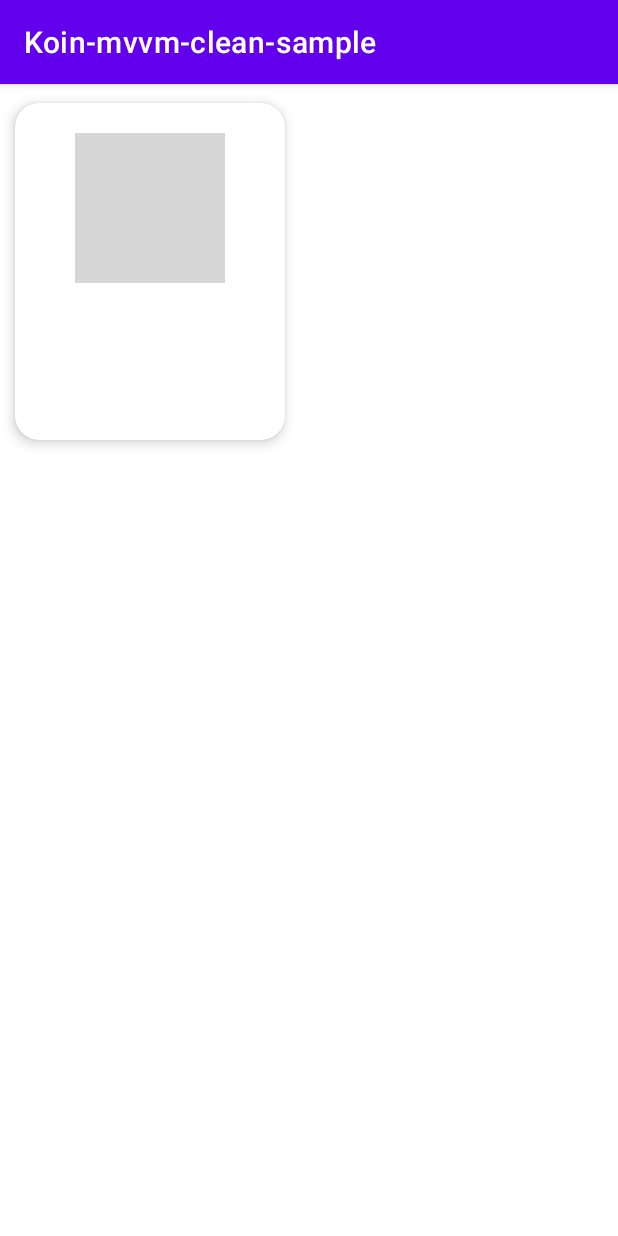
After one commit to cOdehOng-dev/koin-mvvm-clean-architecture-sample, an Android app: the fragment UserProfileFragment shown on its own in the app's theme, on a phone screen of 412 x 824 dp. The commit adds this screen. Run offline under Robolectric (Android 15) with nearby library versions, the phone set to English and light mode, and no system bars; our stand-ins replace data binding; network calls fail; pictures from the network do not load; grey boxes are pictures that could not be loaded.

Commit message:
[Feature] 검색 결과 ViewPager2 연동

```diff
--- a/app/build.gradle
+++ b/app/build.gradle
@@ -2,6 +2,7 @@ plugins {
     id 'com.android.application'
     id 'kotlin-android'
     id 'kotlin-kapt'
+    id 'kotlin-parcelize'
 }
 
 android {
@@ -41,11 +42,13 @@ dependencies {
     implementation 'androidx.appcompat:appcompat:1.4.1'
     implementation 'com.google.android.material:material:1.5.0'
     implementation 'androidx.constraintlayout:constraintlayout:2.1.3'
+    implementation "androidx.lifecycle:lifecycle-viewmodel-ktx:$lifecycle_version"
+    implementation "androidx.lifecycle:lifecycle-livedata-ktx:$lifecycle_version"
     testImplementation 'junit:junit:4.+'
     androidTestImplementation 'androidx.test.ext:junit:1.1.3'
     androidTestImplementation 'androidx.test.espresso:espresso-core:3.4.0'
 
-    //koin
+    // koin
     implementation "io.insert-koin:koin-androidx-scope:$koin_version"
     implementation "io.insert-koin:koin-androidx-viewmodel:$koin_version"
     implementation "io.insert-koin:koin-androidx-fragment:$koin_version"
--- /dev/null
+++ b/app/src/main/java/com/c0de_h0ng/myapplication/common/base/BaseFragment.kt
@@ -0,0 +1,48 @@
+package com.c0de_h0ng.myapplication.common.base
+
+import android.content.Context
+import android.os.Bundle
+import android.view.LayoutInflater
+import android.view.View
+import android.view.ViewGroup
+import androidx.annotation.LayoutRes
+import androidx.databinding.DataBindingUtil
+import androidx.databinding.ViewDataBinding
+import androidx.fragment.app.Fragment
+
+/**
+ * Created by c0de_h0ng on 2022/01/31.
+ */
+abstract class BaseFragment<VD: ViewDataBinding> : Fragment() {
+
+    lateinit var rootActivity: BaseActivity<*>
+
+    protected lateinit var binding: VD
+
+    @get:LayoutRes
+    protected abstract val layoutRes: Int
+
+    override fun onCreateView(inflater: LayoutInflater, container: ViewGroup?, savedInstanceState: Bundle?): View? {
+        binding = DataBindingUtil.inflate(inflater, layoutRes, container, false)
+        binding.lifecycleOwner = this
+        return super.onCreateView(inflater, container, savedInstanceState)
+    }
+
+    override fun onAttach(context: Context) {
+        super.onAttach(context)
+        if (context is BaseActivity<*>)
+            rootActivity = context
+    }
+
+//    fun goToFragment(cls: Class<*>, args: Bundle?) {
+//        (activity as? BaseActivity<*>)?.goToFragment(cls, args)
+//    }
+
+    fun showLoadingDialog() {
+        (activity as? BaseActivity<*>)?.showLoadingDialog()
+    }
+
+    fun hideLoadingDialog() {
+        (activity as? BaseActivity<*>)?.hideLoadingDialog()
+    }
+}
--- a/app/src/main/java/com/c0de_h0ng/myapplication/data/local/BookmarkUserDto.kt
+++ b/app/src/main/java/com/c0de_h0ng/myapplication/data/local/BookmarkUserDto.kt
@@ -20,5 +20,5 @@ data class BookmarkUserDto(
     val profileUrl: String,
 
     @ColumnInfo(name = "bookmark")
-    var isBookmark: Boolean,
+    var isBookmark: Boolean
 )
--- a/app/src/main/java/com/c0de_h0ng/myapplication/domain/model/User.kt
+++ b/app/src/main/java/com/c0de_h0ng/myapplication/domain/model/User.kt
@@ -1,12 +1,16 @@
 package com.c0de_h0ng.myapplication.domain.model
+
+import android.os.Parcelable
+import kotlinx.parcelize.Parcelize
 
 /**
  * Created by c0de_h0ng on 2022/01/30.
  */
+@Parcelize
 data class User(
     val id: Int,
     val login: String,
     val profileUrl: String,
     val htmlUrl: String,
     val reposUrl: String
-)
+) : Parcelable
--- /dev/null
+++ b/app/src/main/java/com/c0de_h0ng/myapplication/presentation/UserProfileFragment.kt
@@ -0,0 +1,50 @@
+package com.c0de_h0ng.myapplication.presentation
+
+import android.os.Bundle
+import android.view.LayoutInflater
+import android.view.View
+import android.view.ViewGroup
+import com.c0de_h0ng.myapplication.R
+import com.c0de_h0ng.myapplication.common.base.BaseFragment
+import com.c0de_h0ng.myapplication.databinding.FragmentUserProfileBinding
+import com.c0de_h0ng.myapplication.domain.model.User
+
+/**
+ * Created by c0de_h0ng on 2022/01/31.
+ */
+class UserProfileFragment : BaseFragment<FragmentUserProfileBinding>() {
+
+    private var user: User? = null
+
+    override val layoutRes: Int
+        get() = R.layout.fragment_user_profile
+
+
+    companion object {
+        fun newInstance(user: User): UserProfileFragment {
+            val bundle = Bundle()
+            bundle.putParcelable("user_profile", user)
+            return UserProfileFragment().apply {
+                arguments = bundle
+            }
+        }
+    }
+
+    override fun onCreate(savedInstanceState: Bundle?) {
+        super.onCreate(savedInstanceState)
+        arguments?.let { bundle ->
+            user = bundle.getParcelable("user_profile")
+        }
+    }
+
+    override fun onCreateView(inflater: LayoutInflater, container: ViewGroup?, savedInstanceState: Bundle?): View {
+        super.onCreateView(inflater, container, savedInstanceState)
+        binding.run {
+            profileUrl = user?.profileUrl
+            userName = user?.login
+        }
+        return binding.root
+    }
+
+
+}
--- /dev/null
+++ b/app/src/main/res/layout/fragment_user_profile.xml
@@ -0,0 +1,53 @@
+<?xml version="1.0" encoding="utf-8"?>
+<layout xmlns:android="http://schemas.android.com/apk/res/android"
+    xmlns:app="http://schemas.android.com/apk/res-auto">
+
+    <data>
+        <variable name="profileUrl" type="String" />
+        <variable name="userName" type="String" />
+    </data>
+
+    <com.google.android.material.card.MaterialCardView
+        android:id="@+id/user_card_view"
+        android:layout_width="200dp"
+        android:layout_height="250dp"
+        app:cardCornerRadius="16dp"
+        app:cardBackgroundColor="@color/white"
+        app:cardUseCompatPadding="true"
+        app:cardElevation="5dp">
+
+        <androidx.constraintlayout.widget.ConstraintLayout
+            android:layout_width="match_parent"
+            android:layout_height="match_parent">
+
+            <ImageView
+                android:id="@+id/iv_profile"
+                android:layout_width="100dp"
+                android:layout_height="100dp"
+                app:layout_constraintTop_toTopOf="parent"
+                app:layout_constraintStart_toStartOf="parent"
+                app:layout_constraintEnd_toEndOf="parent"
+                android:layout_marginTop="20dp"
+                android:layout_marginBottom="20dp"
+                img_url="@{profileUrl}"/>
+
+            <TextView
+                android:id="@+id/tv_name"
+                android:layout_width="0dp"
+                android:layout_height="wrap_content"
+                android:text="@{userName}"
+                android:textColor="@color/black"
+                android:textSize="17dp"
+                app:layout_constraintTop_toBottomOf="@id/iv_profile"
+                app:layout_constraintBottom_toBottomOf="parent"
+                app:layout_constraintStart_toStartOf="parent"
+                app:layout_constraintEnd_toEndOf="parent"
+                android:layout_marginEnd="10dp"
+                android:layout_marginStart="15dp"/>
+
+
+        </androidx.constraintlayout.widget.ConstraintLayout>
+
+    </com.google.android.material.card.MaterialCardView>
+
+</layout>
--- /dev/null
+++ b/app/src/main/res/values/dimen.xml
@@ -0,0 +1,6 @@
+<?xml version="1.0" encoding="utf-8"?>
+<resources>
+    <dimen name="pageMargin">20dp</dimen>
+    <dimen name="pagerOffset">30dp</dimen>
+    <dimen name="pageMarginAndoffset">50dp</dimen>
+</resources>
--- a/build.gradle
+++ b/build.gradle
@@ -5,6 +5,7 @@ buildscript {
         retrofit2_version = '2.9.0' // Retrofit2 버전
         glide_version = '4.12.0' // Glide
         room_version = '2.4.1'
+        lifecycle_version ='2.4.0'
     }
 
 
```
Also changed, not shown: app/src/main/java/com/c0de_h0ng/myapplication/common/BindingAdapter.kt (+17 -0 lines), app/src/main/java/com/c0de_h0ng/myapplication/presentation/MainActivity.kt (+9 -1 lines), app/src/main/java/com/c0de_h0ng/myapplication/presentation/UserPagerAdapter.kt (added, +27 -0 lines), app/src/main/res/layout/activity_main.xml (+21 -1 lines).
